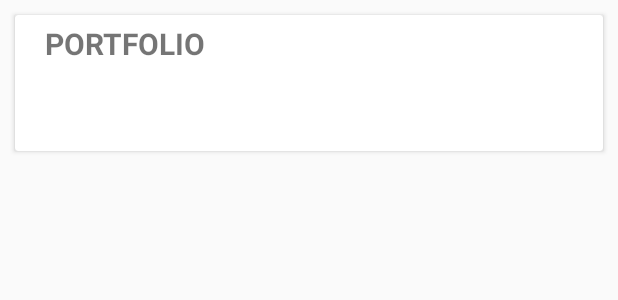
After one commit to kaaxhiftaj/Salonidm, an Android app: the layout custom_comissions.xml on its own in the app's theme, with its tools: preview values and no code run, on a phone screen of 412 x 824 dp. The commit adds this screen. Shown: the top 300 px of the screen. Run offline under Robolectric (Android 15) with nearby library versions, the phone set to English and light mode, and no system bars; network calls fail; Roboto replaces fonts that are not available here.

Commit message:
comissions done

```diff
--- /dev/null
+++ b/app/src/main/res/layout/custom_comissions.xml
@@ -0,0 +1,77 @@
+<?xml version="1.0" encoding="utf-8"?>
+<LinearLayout
+    xmlns:android="http://schemas.android.com/apk/res/android"
+    android:layout_width="match_parent"
+    android:layout_height="wrap_content"
+    android:orientation="vertical"
+    >
+
+
+    <android.support.v7.widget.CardView
+        android:layout_width="match_parent"
+        android:layout_height="wrap_content"
+        android:layout_margin="10dp"
+        >
+
+<LinearLayout
+    android:layout_width="match_parent"
+    android:layout_height="wrap_content"
+    android:orientation="vertical"
+    >
+
+            <TextView
+                android:id="@+id/payment_method"
+                android:layout_width="wrap_content"
+                android:layout_height="wrap_content"
+                android:layout_marginLeft="20dp"
+                android:layout_marginTop="5dp"
+                android:text="@string/portfolio"
+                android:textSize="20dp"
+                android:textStyle="bold" />
+
+
+
+        <TextView
+            android:id="@+id/total_amount"
+            android:layout_width="wrap_content"
+            android:layout_height="wrap_content"
+            android:layout_marginLeft="20dp"
+            android:gravity="bottom"
+            android:textStyle="bold"
+            />
+
+
+        <TextView
+            android:id="@+id/earned_amount"
+            android:layout_width="wrap_content"
+            android:layout_height="wrap_content"
+            android:layout_marginLeft="20dp"
+            android:gravity="bottom"
+            android:textStyle="bold"
+            />
+
+    <TextView
+        android:id="@+id/date"
+        android:layout_width="wrap_content"
+        android:layout_height="wrap_content"
+        android:layout_marginLeft="20dp"
+        android:gravity="bottom"
+        android:textStyle="bold"
+        />
+
+
+
+    <!--<ImageButton-->
+            <!--android:layout_width="wrap_content"-->
+            <!--android:layout_height="wrap_content"-->
+            <!--android:layout_marginRight="20dp"-->
+            <!--android:layout_gravity="center|right"-->
+            <!--android:foregroundGravity="right|center"-->
+            <!--android:src="@drawable/edit"-->
+            <!--android:id="@+id/edit_service"-->
+            <!--/>-->
+</LinearLayout>
+
+    </android.support.v7.widget.CardView>
+
+</LinearLayout>
```
Also changed, not shown: app/src/main/java/com/techease/salonidm/ui/adapters/ComissionsAdapter.java (added, +81 -0 lines), app/src/main/java/com/techease/salonidm/ui/fragments/ComissionsFragment.java (added, +201 -0 lines), app/src/main/java/com/techease/salonidm/ui/fragments/MainFragment.java (+10 -2 lines), app/src/main/java/com/techease/salonidm/ui/models/ComissionsModel.java (added, +44 -0 lines), app/src/main/res/layout/fragment_comissions.xml (added, +15 -0 lines), app/src/main/res/drawable-hdpi/promotions.png, app/src/main/res/drawable-mdpi/promotions.png, app/src/main/res/drawable-xhdpi/promotions.png, app/src/main/res/drawable-xxxhdpi/promotions.png.
